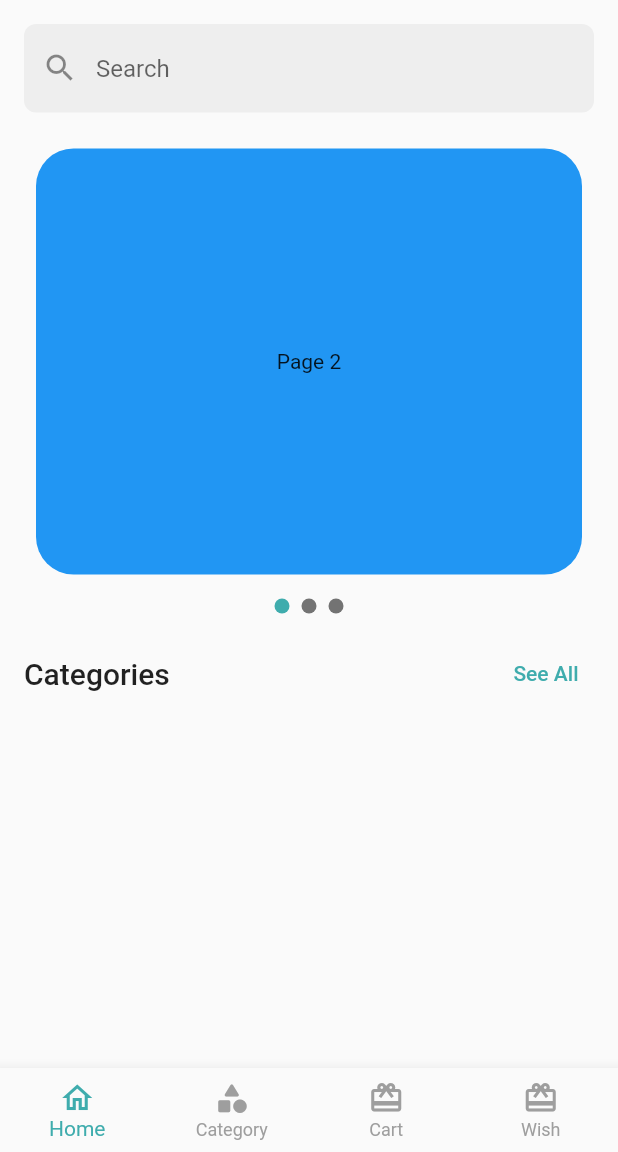
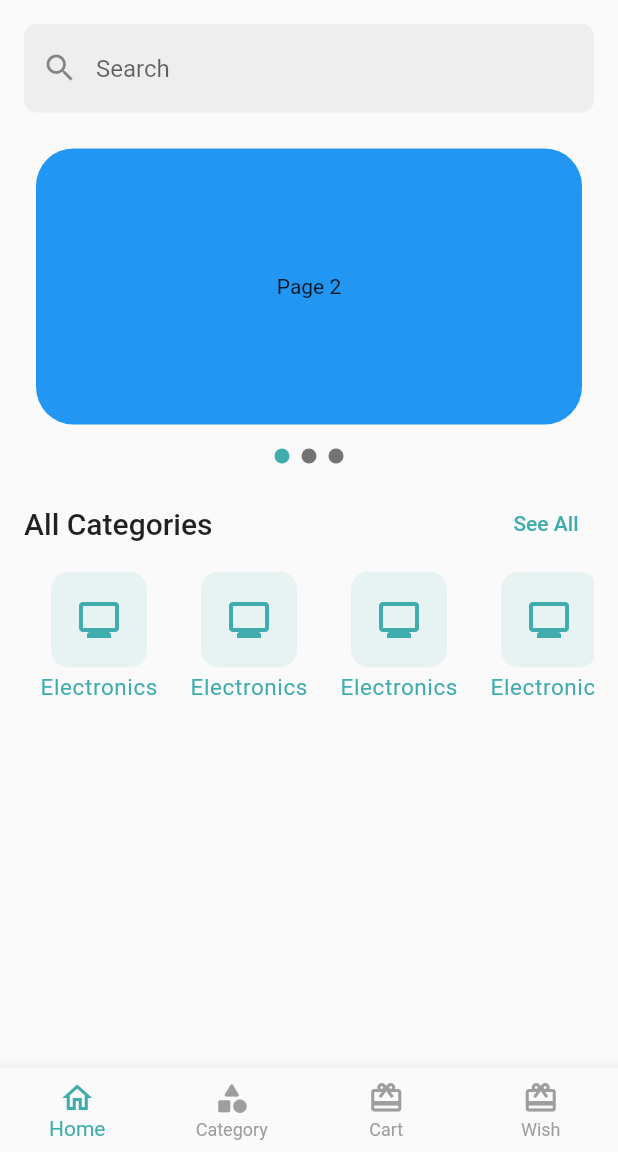
Before and after one commit to mostafejur21/ecommerce, a Flutter app: the screen it shows after launch, on a phone screen of 412 x 824 dp, the part 84-1236 px from its top. Run offline on Flutter 3.47's test engine with Material 2 defaults, Android fonts, the phone set to English and light mode, and no system bars; our stand-ins replace flutter_svg, get.

Commit message:
categories card design and added to home screen done

```diff
--- a/lib/application/apps.dart
+++ b/lib/application/apps.dart
@@ -18,9 +18,7 @@ class CraftyBay extends StatelessWidget {
             border: OutlineInputBorder(
               borderRadius: BorderRadius.circular(8),
             ),
-          disabledBorder: const OutlineInputBorder(
-
-          ),
+            disabledBorder: const OutlineInputBorder(),
           ),
           elevatedButtonTheme: ElevatedButtonThemeData(
             style: ElevatedButton.styleFrom(
@@ -32,7 +30,11 @@ class CraftyBay extends StatelessWidget {
               ),
             ),
           ),
-      ),
+          appBarTheme: const AppBarTheme(
+              color: Colors.white,
+              elevation: 0,
+              titleTextStyle: TextStyle(color: Colors.black, fontSize: 24),
+              iconTheme: IconThemeData(color: Colors.black))),
     );
   }
 }
--- a/lib/presentation/ui/screen/cart_screen.dart
+++ b/lib/presentation/ui/screen/cart_screen.dart
@@ -10,8 +10,11 @@ class CartScreen extends StatefulWidget {
 class _CartScreenState extends State<CartScreen> {
   @override
   Widget build(BuildContext context) {
-    return const Scaffold(
-      body: Center(
+    return Scaffold(
+      appBar: AppBar(
+        title: const Text("Cart"),
+      ),
+      body: const Center(
         child: Text("Cart Screen"),
       ),
     );
--- a/lib/presentation/ui/screen/categories_screen.dart
+++ b/lib/presentation/ui/screen/categories_screen.dart
@@ -10,8 +10,11 @@ class CategoriesScreen extends StatefulWidget {
 class _CategoriesScreenState extends State<CategoriesScreen> {
   @override
   Widget build(BuildContext context) {
-    return const Scaffold(
-      body: Center(
+    return Scaffold(
+      appBar: AppBar(
+        title: const Text("Categories"),
+      ),
+      body: const Center(
         child: Text("Categories Screen"),
       ),
     );
--- a/lib/presentation/ui/screen/home_screen.dart
+++ b/lib/presentation/ui/screen/home_screen.dart
@@ -1,10 +1,13 @@
+import 'package:ecommerce/presentation/ui/screen/categories_screen.dart';
 import 'package:ecommerce/presentation/ui/utils/images_utils.dart';
 import 'package:ecommerce/presentation/ui/widgets/app_bar_icons.dart';
-import 'package:ecommerce/presentation/ui/widgets/home_carousel_slider.dart';
-import 'package:ecommerce/presentation/ui/widgets/home_screen_search_bar.dart';
+import 'package:ecommerce/presentation/ui/widgets/categories_card.dart';
+import 'package:ecommerce/presentation/ui/widgets/home_screen_widgets/home_carousel_slider.dart';
+import 'package:ecommerce/presentation/ui/widgets/home_screen_widgets/home_screen_search_bar.dart';
 import 'package:ecommerce/presentation/ui/widgets/title_header_and_see_all_button.dart';
 import 'package:flutter/material.dart';
 import 'package:flutter_svg/flutter_svg.dart';
+import 'package:get/get.dart';
 
 class HomeScreen extends StatefulWidget {
   const HomeScreen({super.key});
@@ -59,8 +62,24 @@ class _HomeScreenState extends State<HomeScreen> {
                 height: 16,
               ),
               TitleHeaderAndSeeAllButton(
-                title: 'Categories',
-                onTap: () {},
+                title: 'All Categories',
+                onTap: () {
+                  Get.to(
+                    const CategoriesScreen(),
+                  );
+                },
+              ),
+              const SizedBox(
+                height: 8,
+              ),
+              SizedBox(
+                height: 90,
+                child: ListView.builder(
+                    itemCount: 10,
+                    scrollDirection: Axis.horizontal,
+                    itemBuilder: (context, int index) {
+                      return const CategoriesCard();
+                    }),
               )
             ],
           ),
--- /dev/null
+++ b/lib/presentation/ui/widgets/categories_card.dart
@@ -0,0 +1,38 @@
+import 'package:ecommerce/presentation/ui/utils/app_color.dart';
+import 'package:flutter/material.dart';
+
+class CategoriesCard extends StatelessWidget {
+  const CategoriesCard({super.key});
+
+  @override
+  Widget build(BuildContext context) {
+    return Padding(
+      padding: const EdgeInsets.symmetric(horizontal: 8.0),
+      child: Column(
+        children: [
+          Container(
+            margin: const EdgeInsets.symmetric(horizontal: 10),
+            padding: const EdgeInsets.all(16),
+            decoration: BoxDecoration(
+              color: AppColor.primaryColor.withOpacity(0.1),
+              borderRadius: BorderRadius.circular(12),
+            ),
+            child: const Icon(
+              Icons.monitor_outlined,
+              size: 32,
+              color: AppColor.primaryColor,
+            ),
+          ),
+          const SizedBox(
+            height: 4,
+          ),
+          const Text(
+            "Electronics",
+            style: TextStyle(
+                fontSize: 15, color: AppColor.primaryColor, letterSpacing: 0.4),
+          ),
+        ],
+      ),
+    );
+  }
+}
--- a/lib/presentation/ui/widgets/home_carousel_slider.dart
+++ b/lib/presentation/ui/widgets/home_screen_widgets/home_carousel_slider.dart
@@ -18,7 +18,7 @@ class _HomeCarouselSliderState extends State<HomeCarouselSlider> {
     return Column(
       children: [
         SizedBox(
-          height: 300,
+          height: 200,
           width: MediaQuery.of(context).size.width,
           child: PageView.builder(
               padEnds: false,
--- a/lib/presentation/ui/widgets/title_header_and_see_all_button.dart
+++ b/lib/presentation/ui/widgets/title_header_and_see_all_button.dart
@@ -19,7 +19,10 @@ class TitleHeaderAndSeeAllButton extends StatelessWidget {
           title,
           style: Theme.of(context).textTheme.titleLarge,
         ),
-        TextButton(onPressed: onTap, child: const Text("See All"))
+        TextButton(
+          onPressed: onTap,
+          child: const Text("See All"),
+        ),
       ],
     );
   }
```
Also changed, not shown: lib/presentation/ui/widgets/home_screen_widgets/home_screen_search_bar.dart (renamed from lib/presentation/ui/widgets/home_screen_search_bar.dart). Lines whose indentation alone changed are shown as unchanged.
